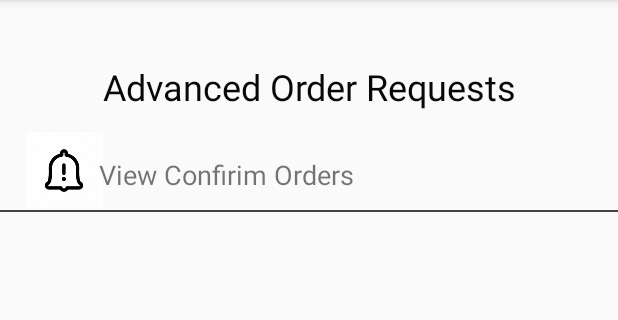
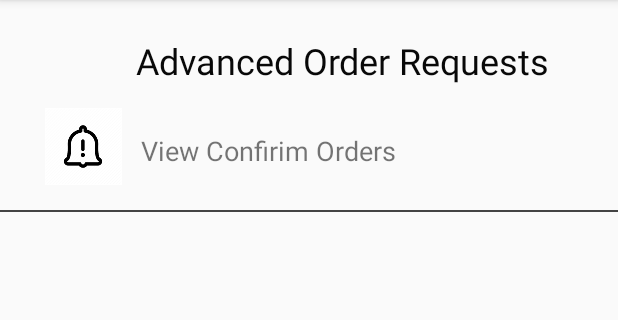
Before and after one commit to HDLLakshan/MaadelaSeller, an Android app: the ShowOrders screen opened directly, with no data from a screen before it, on a phone screen of 412 x 824 dp, the part 84-404 px from its top. Run offline under Robolectric (Android 15) with nearby library versions, the light colour scheme and no system bars; our stand-ins replace Firebase (no records; nobody signed in at launch, a user with empty details on screens opened directly).

Commit message:
Advanced order function is added..

```diff
--- a/app/src/main/res/layout/activity_my_shop.xml
+++ b/app/src/main/res/layout/activity_my_shop.xml
@@ -52,7 +52,7 @@
         android:src="@android:drawable/ic_notification_overlay"
         app:layout_constraintBottom_toBottomOf="parent"
         app:layout_constraintEnd_toEndOf="parent"
-        app:layout_constraintHorizontal_bias="0.931"
+        app:layout_constraintHorizontal_bias="0.955"
         app:layout_constraintStart_toStartOf="parent"
         app:layout_constraintTop_toTopOf="parent"
         app:layout_constraintVertical_bias="0.0" />
--- a/app/src/main/res/layout/activity_show_orders.xml
+++ b/app/src/main/res/layout/activity_show_orders.xml
@@ -10,13 +10,14 @@
     <TextView
         android:id="@+id/textView4"
         android:layout_width="343dp"
-        android:layout_height="59dp"
-        android:layout_marginTop="28dp"
+        android:layout_height="57dp"
+        android:layout_marginTop="12dp"
         android:gravity="center"
         android:text="Advanced Order Requests"
         android:textColor="#080808"
         android:textSize="24sp"
         app:layout_constraintEnd_toEndOf="parent"
+        app:layout_constraintHorizontal_bias="0.823"
         app:layout_constraintStart_toStartOf="parent"
         app:layout_constraintTop_toTopOf="parent" />
 
@@ -38,11 +39,11 @@
         android:id="@+id/imageView2"
         android:layout_width="61dp"
         android:layout_height="51dp"
-        android:layout_marginTop="88dp"
+        android:layout_marginTop="72dp"
         android:onClick="ViewConfirmOrderss"
         android:src="@drawable/notifys"
         app:layout_constraintEnd_toEndOf="parent"
-        app:layout_constraintHorizontal_bias="0.034"
+        app:layout_constraintHorizontal_bias="0.071"
         app:layout_constraintStart_toStartOf="parent"
         app:layout_constraintTop_toTopOf="parent" />
 
@@ -59,12 +60,12 @@
         android:id="@+id/textView5"
         android:layout_width="243dp"
         android:layout_height="33dp"
-        android:layout_marginTop="104dp"
+        android:layout_marginTop="88dp"
+        android:onClick="ViewConfirmOrderss"
         android:text="View Confirim Orders"
-        android:onClick="ViewConfirmOrderss"
         android:textSize="18sp"
         app:layout_constraintEnd_toEndOf="parent"
-        app:layout_constraintHorizontal_bias="0.392"
+        app:layout_constraintHorizontal_bias="0.559"
         app:layout_constraintStart_toStartOf="parent"
         app:layout_constraintTop_toTopOf="parent" />
 
```
Also changed, not shown: app/src/main/res/layout/activity_order_request_notification.xml (+9 -4 lines).
